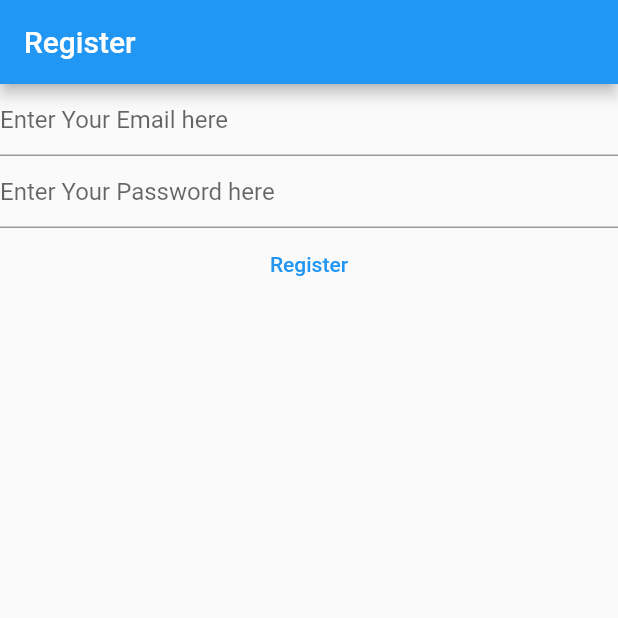
After one commit to Jashwanth-Gowda-R/flutter-mynotes-app, a Flutter app: the screen it shows after launch, after a tap on "Register", on a phone screen of 412 x 824 dp, the top half of it. The commit adds this screen. Run offline on Flutter 3.47's test engine with Material 2 defaults, Android fonts, the phone set to English and light mode, and no system bars; our stand-ins replace firebase_auth, firebase_core; accounts and stored records are empty; network calls fail.

Commit message:
created a base register screen

```diff
--- a/lib/main.dart
+++ b/lib/main.dart
@@ -1,72 +1,28 @@
+import 'package:firebase_core/firebase_core.dart';
 import 'package:flutter/material.dart';
+import 'package:mynotes/screens/register_screen.dart';
+import 'firebase_options.dart';
 
-void main() {
-  runApp(
-    MaterialApp(
+void main() async {
+  WidgetsFlutterBinding.ensureInitialized();
+  await Firebase.initializeApp(
+    options: DefaultFirebaseOptions.currentPlatform,
+  );
+  runApp(const HomePage());
+}
+
+class HomePage extends StatelessWidget {
+  const HomePage({Key? key}) : super(key: key);
+
+  @override
+  Widget build(BuildContext context) {
+    return MaterialApp(
       debugShowCheckedModeBanner: false,
       title: 'Flutter Demo',
       theme: ThemeData(
         primarySwatch: Colors.blue,
       ),
-      home: const HomePage(),
-    ),
-  );
-}
-
-class HomePage extends StatefulWidget {
-  const HomePage({Key? key}) : super(key: key);
-
-  @override
-  State<HomePage> createState() => _HomePageState();
-}
-
-class _HomePageState extends State<HomePage> {
-  late TextEditingController _email;
-  late TextEditingController _password;
-
-  @override
-  void initState() {
-    _email = TextEditingController();
-    _password = TextEditingController();
-    super.initState();
-  }
-
-  @override
-  void dispose() {
-    // TODO: implement dispose
-    _email.dispose();
-    _password.dispose();
-    super.dispose();
-  }
-
-  @override
-  Widget build(BuildContext context) {
-    return Scaffold(
-      appBar: AppBar(
-        title: const Text('Register'),
-      ),
-      body: Center(
-        child: Column(
-          children: [
-            TextField(
-              controller: _email,
-              decoration: const InputDecoration(
-                hintText: 'Enter Your Email here',
-              ),
-            ),
-            TextField(
-              controller: _password,
-              decoration: const InputDecoration(
-                hintText: 'Enter Your Password here',
-              ),
-            ),
-            TextButton(
-              onPressed: () async {},
-              child: const Text('Register'),
-            ),
-          ],
-        ),
-      ),
+      home: const RegisterScreen(),
     );
   }
 }
--- /dev/null
+++ b/lib/screens/register_screen.dart
@@ -0,0 +1,85 @@
+import 'package:firebase_core/firebase_core.dart';
+import 'package:flutter/material.dart';
+import 'package:firebase_auth/firebase_auth.dart';
+import 'package:mynotes/firebase_options.dart';
+
+class RegisterScreen extends StatefulWidget {
+  const RegisterScreen({Key? key}) : super(key: key);
+
+  @override
+  State<RegisterScreen> createState() => _RegisterScreenState();
+}
+
+class _RegisterScreenState extends State<RegisterScreen> {
+  late TextEditingController _email;
+  late TextEditingController _password;
+
+  @override
+  void initState() {
+    _email = TextEditingController();
+    _password = TextEditingController();
+    super.initState();
+  }
+
+  @override
+  void dispose() {
+    _email.dispose();
+    _password.dispose();
+    super.dispose();
+  }
+
+  @override
+  Widget build(BuildContext context) {
+    return Scaffold(
+      appBar: AppBar(
+        title: const Text('Register'),
+      ),
+      body: FutureBuilder(
+        future: Firebase.initializeApp(
+          options: DefaultFirebaseOptions.currentPlatform,
+        ),
+        builder: (context, snapshot) {
+          switch (snapshot.connectionState) {
+            case ConnectionState.done:
+              return Column(
+                children: [
+                  TextField(
+                    controller: _email,
+                    enableSuggestions: false,
+                    autocorrect: false,
+                    keyboardType: TextInputType.emailAddress,
+                    decoration: const InputDecoration(
+                      hintText: 'Enter Your Email here',
+                    ),
+                  ),
+                  TextField(
+                    controller: _password,
+                    obscureText: true,
+                    enableSuggestions: false,
+                    autocorrect: false,
+                    decoration: const InputDecoration(
+                      hintText: 'Enter Your Password here',
+                    ),
+                  ),
+                  TextButton(
+                    onPressed: () async {
+                      var emailAddress = _email.text;
+                      var password = _password.text;
+                      await FirebaseAuth.instance
+                          .createUserWithEmailAndPassword(
+                        email: emailAddress,
+                        password: password,
+                      );
+                    },
+                    child: const Text('Register'),
+                  ),
+                ],
+              );
+            default:
+              return CircularProgressIndicator();
+          }
+        },
+      ),
+    );
+  }
+}
```
